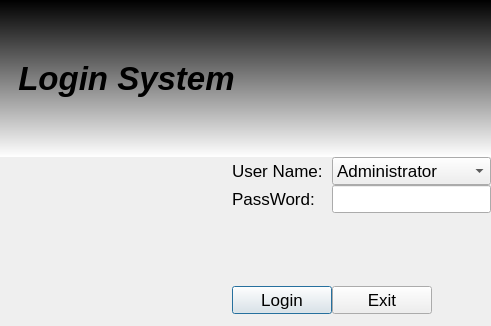
This is UI/login.ui in bitjiamin/PlatForm as Qt 5 draws it before an edit. The edited form follows.
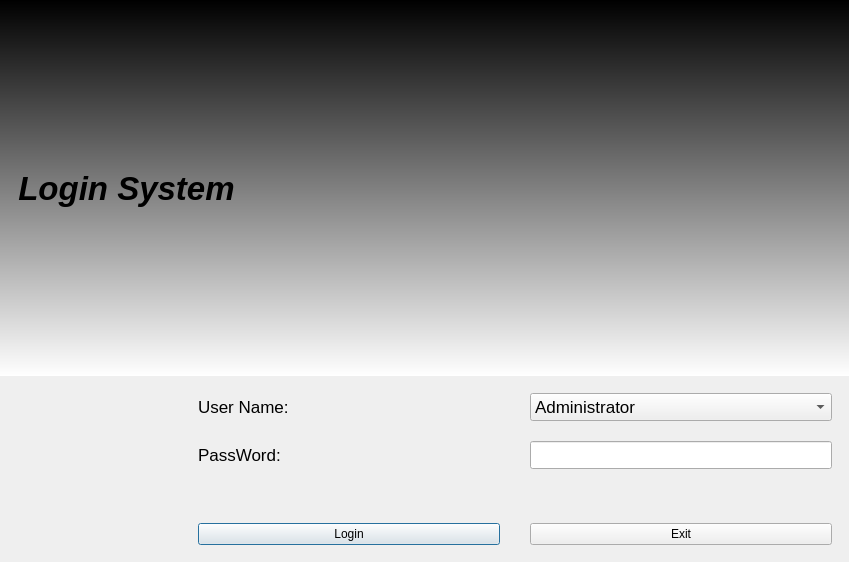
This is the edited form.

The edit to the form file:
```diff
--- a/UI/login.ui
+++ b/UI/login.ui
@@ -6,8 +6,8 @@
    <rect>
     <x>0</x>
     <y>0</y>
-    <width>491</width>
-    <height>326</height>
+    <width>849</width>
+    <height>562</height>
    </rect>
   </property>
   <property name="sizePolicy">
@@ -33,51 +33,48 @@
     <number>0</number>
    </property>
    <property name="bottomMargin">
-    <number>12</number>
+    <number>0</number>
    </property>
    <property name="spacing">
     <number>0</number>
    </property>
    <item row="1" column="0">
-    <layout class="QGridLayout" name="gridLayout">
-     <property name="spacing">
-      <number>0</number>
+    <layout class="QGridLayout" name="gridLayout" rowstretch="1,1,1,1" columnstretch="1,2,2">
+     <property name="leftMargin">
+      <number>17</number>
      </property>
-     <item row="3" column="3">
-      <widget class="QLabel" name="lb_layout">
-       <property name="sizePolicy">
-        <sizepolicy hsizetype="Fixed" vsizetype="Expanding">
-         <horstretch>0</horstretch>
-         <verstretch>0</verstretch>
-        </sizepolicy>
+     <property name="topMargin">
+      <number>17</number>
+     </property>
+     <property name="rightMargin">
+      <number>17</number>
+     </property>
+     <property name="bottomMargin">
+      <number>17</number>
+     </property>
+     <property name="horizontalSpacing">
+      <number>30</number>
+     </property>
+     <property name="verticalSpacing">
+      <number>20</number>
+     </property>
+     <item row="0" column="0" rowspan="4">
+      <widget class="QLabel" name="lb_image">
+       <property name="styleSheet">
+        <string notr="true"/>
        </property>
        <property name="text">
         <string/>
        </property>
-      </widget>
-     </item>
-     <item row="2" column="3">
-      <widget class="QLineEdit" name="le_pwd">
-       <property name="sizePolicy">
-        <sizepolicy hsizetype="Minimum" vsizetype="Fixed">
-         <horstretch>0</horstretch>
-         <verstretch>0</verstretch>
-        </sizepolicy>
+       <property name="scaledContents">
+        <bool>true</bool>
        </property>
-       <property name="font">
-        <font>
-         <pointsize>13</pointsize>
-        </font>
-       </property>
-       <property name="echoMode">
-        <enum>QLineEdit::Password</enum>
-       </property>
       </widget>
      </item>
-     <item row="2" column="1">
-      <widget class="QLabel" name="lb_pwd">
+     <item row="0" column="1">
+      <widget class="QLabel" name="lb_user">
        <property name="sizePolicy">
-        <sizepolicy hsizetype="Minimum" vsizetype="Fixed">
+        <sizepolicy hsizetype="Preferred" vsizetype="Fixed">
          <horstretch>0</horstretch>
          <verstretch>0</verstretch>
         </sizepolicy>
@@ -88,14 +85,14 @@
         </font>
        </property>
        <property name="text">
-        <string>PassWord:</string>
+        <string>User Name:</string>
        </property>
       </widget>
      </item>
-     <item row="1" column="3">
+     <item row="0" column="2">
       <widget class="QComboBox" name="cb_user">
        <property name="sizePolicy">
-        <sizepolicy hsizetype="Minimum" vsizetype="Fixed">
+        <sizepolicy hsizetype="Preferred" vsizetype="Fixed">
          <horstretch>0</horstretch>
          <verstretch>0</verstretch>
         </sizepolicy>
@@ -118,9 +115,9 @@
       </widget>
      </item>
      <item row="1" column="1">
-      <widget class="QLabel" name="lb_user">
+      <widget class="QLabel" name="lb_pwd">
        <property name="sizePolicy">
-        <sizepolicy hsizetype="Minimum" vsizetype="Fixed">
+        <sizepolicy hsizetype="Preferred" vsizetype="Fixed">
          <horstretch>0</horstretch>
          <verstretch>0</verstretch>
         </sizepolicy>
@@ -131,12 +128,39 @@
         </font>
        </property>
        <property name="text">
-        <string>User Name:</string>
+        <string>PassWord:</string>
        </property>
       </widget>
      </item>
-     <item row="1" column="0" rowspan="2">
-      <widget class="QLabel" name="lb_image">
+     <item row="1" column="2">
+      <widget class="QLineEdit" name="le_pwd">
+       <property name="sizePolicy">
+        <sizepolicy hsizetype="Preferred" vsizetype="Fixed">
+         <horstretch>0</horstretch>
+         <verstretch>0</verstretch>
+        </sizepolicy>
+       </property>
+       <property name="font">
+        <font>
+         <pointsize>13</pointsize>
+        </font>
+       </property>
+       <property name="echoMode">
+        <enum>QLineEdit::Password</enum>
+       </property>
+      </widget>
+     </item>
+     <item row="2" column="2">
+      <widget class="QLabel" name="lb_layout">
+       <property name="sizePolicy">
+        <sizepolicy hsizetype="Preferred" vsizetype="Fixed">
+         <horstretch>0</horstretch>
+         <verstretch>0</verstretch>
+        </sizepolicy>
+       </property>
+       <property name="styleSheet">
+        <string notr="true"/>
+       </property>
        <property name="text">
         <string/>
        </property>
@@ -145,55 +169,27 @@
        </property>
       </widget>
      </item>
-     <item row="4" column="1">
+     <item row="3" column="1">
       <widget class="QPushButton" name="pb_login">
        <property name="sizePolicy">
-        <sizepolicy hsizetype="Expanding" vsizetype="Fixed">
+        <sizepolicy hsizetype="Preferred" vsizetype="Fixed">
          <horstretch>0</horstretch>
          <verstretch>0</verstretch>
         </sizepolicy>
        </property>
-       <property name="maximumSize">
-        <size>
-         <width>100</width>
-         <height>200</height>
-        </size>
-       </property>
-       <property name="font">
-        <font>
-         <pointsize>13</pointsize>
-        </font>
-       </property>
-       <property name="layoutDirection">
-        <enum>Qt::LeftToRight</enum>
-       </property>
        <property name="text">
         <string>Login</string>
        </property>
       </widget>
      </item>
-     <item row="4" column="3">
+     <item row="3" column="2">
       <widget class="QPushButton" name="pb_exit">
        <property name="sizePolicy">
-        <sizepolicy hsizetype="Expanding" vsizetype="Fixed">
+        <sizepolicy hsizetype="Preferred" vsizetype="Fixed">
          <horstretch>0</horstretch>
          <verstretch>0</verstretch>
         </sizepolicy>
        </property>
-       <property name="maximumSize">
-        <size>
-         <width>100</width>
-         <height>16777215</height>
-        </size>
-       </property>
-       <property name="font">
-        <font>
-         <pointsize>13</pointsize>
-        </font>
-       </property>
-       <property name="layoutDirection">
-        <enum>Qt::LeftToRight</enum>
-       </property>
        <property name="text">
         <string>Exit</string>
        </property>
```
Left out of the diff: 51 changed lines with no effect on the pictures.
